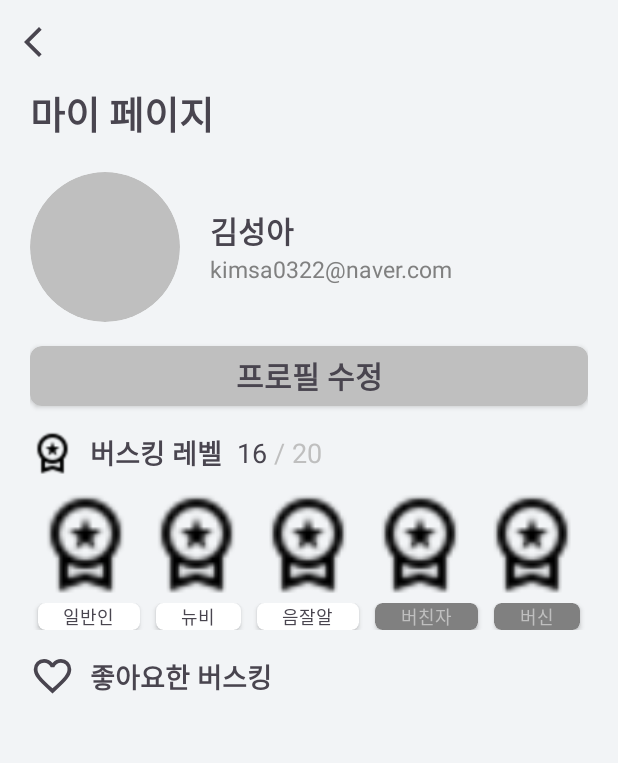
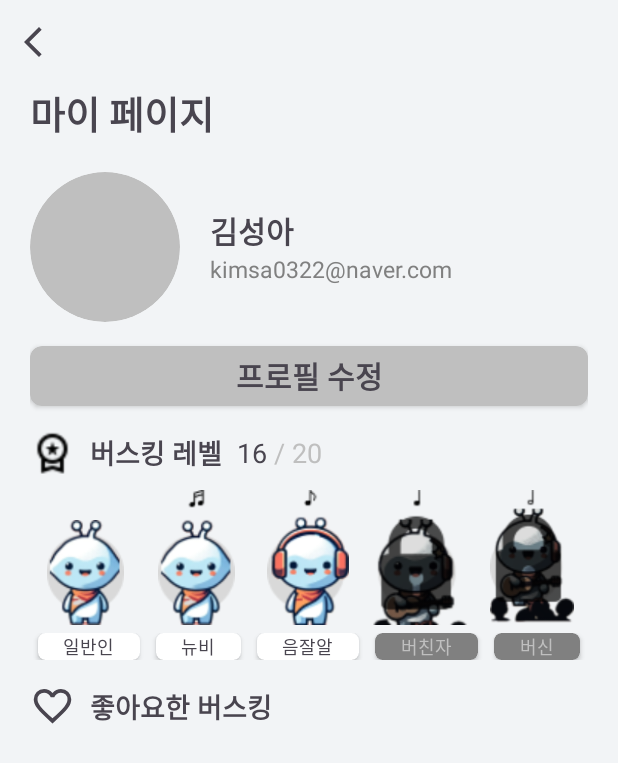
Before and after one commit to kimseongah/MadCamp_week2, an Android app: the MypageActivity screen opened directly, with no data from a screen before it, on a phone screen of 412 x 824 dp. Shown: the top 763 px of the screen. Run offline under Robolectric (Android 15) with nearby library versions, the phone set to English and light mode, and no system bars; network calls fail; pictures from the network do not load; 1 statement that could not run was skipped.

Commit message:
modify details

```diff
--- a/app/src/main/res/layout/activity_mypage.xml
+++ b/app/src/main/res/layout/activity_mypage.xml
@@ -135,31 +135,32 @@
                 android:layout_width="0dp"
                 android:layout_height="70dp"
                 android:layout_weight="1"
-                android:src="@drawable/medal"/>
+                android:layout_gravity="bottom"
+                android:src="@drawable/lv1" />
 
             <ImageView
                 android:layout_width="0dp"
-                android:layout_height="70dp"
+                android:layout_height="90dp"
                 android:layout_weight="1"
-                android:src="@drawable/medal"/>
+                android:src="@drawable/lv2"/>
 
             <ImageView
                 android:layout_width="0dp"
-                android:layout_height="70dp"
+                android:layout_height="90dp"
                 android:layout_weight="1"
-                android:src="@drawable/medal"/>
+                android:src="@drawable/lv3"/>
 
             <ImageView
                 android:layout_width="0dp"
-                android:layout_height="70dp"
+                android:layout_height="90dp"
                 android:layout_weight="1"
-                android:src="@drawable/medal"/>
+                android:src="@drawable/lv4"/>
 
             <ImageView
                 android:layout_width="0dp"
-                android:layout_height="70dp"
+                android:layout_height="90dp"
                 android:layout_weight="1"
-                android:src="@drawable/medal"/>
+                android:src="@drawable/lv5"/>
         </LinearLayout>
         <LinearLayout
             android:layout_width="match_parent"
--- a/app/src/main/res/layout/item_layout.xml
+++ b/app/src/main/res/layout/item_layout.xml
@@ -5,7 +5,8 @@
     android:layout_width="290dp"
     android:layout_height="110dp"
     android:layout_below="@id/textViewTitle"
-    android:layout_marginEnd="@dimen/padding_0"
+    android:layout_marginStart="35dp"
+    android:layout_marginEnd="35dp"
     android:gravity="center_horizontal"
     app:cardCornerRadius="16dp">
 
--- a/app/src/main/res/values/strings.xml
+++ b/app/src/main/res/values/strings.xml
@@ -1,5 +1,5 @@
 <resources>
-    <string name="app_name">MadCamp_week2</string>
+    <string name="app_name">DROP!</string>
     <string name="home">홈</string>
     <string name="week">공연일정</string>
     <string name="info">밴드정보</string>
```
Also changed, not shown: app/src/main/AndroidManifest.xml (+11 -14 lines), app/src/main/java/com/example/madcamp_week2/MainActivity.kt (+19 -30 lines), app/src/main/java/com/example/madcamp_week2/SplashActivity.kt (added, +25 -0 lines), app/src/main/res/layout/activity_splash.xml (added, +17 -0 lines), app/src/main/res/drawable/lv1.png (added), app/src/main/res/drawable/lv2.png (added), app/src/main/res/drawable/lv3.png (added), app/src/main/res/drawable/lv4.png (added), app/src/main/res/drawable/lv5.png (added).
